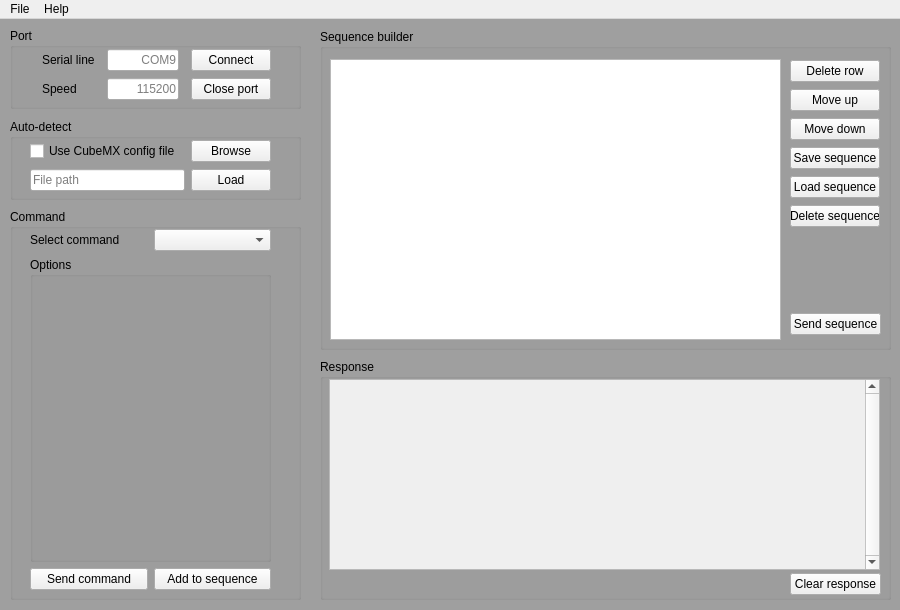
This is pyQt/stm_gui.ui in AdamStork/dipterv as Qt 5 draws it before an edit. The edited form follows.
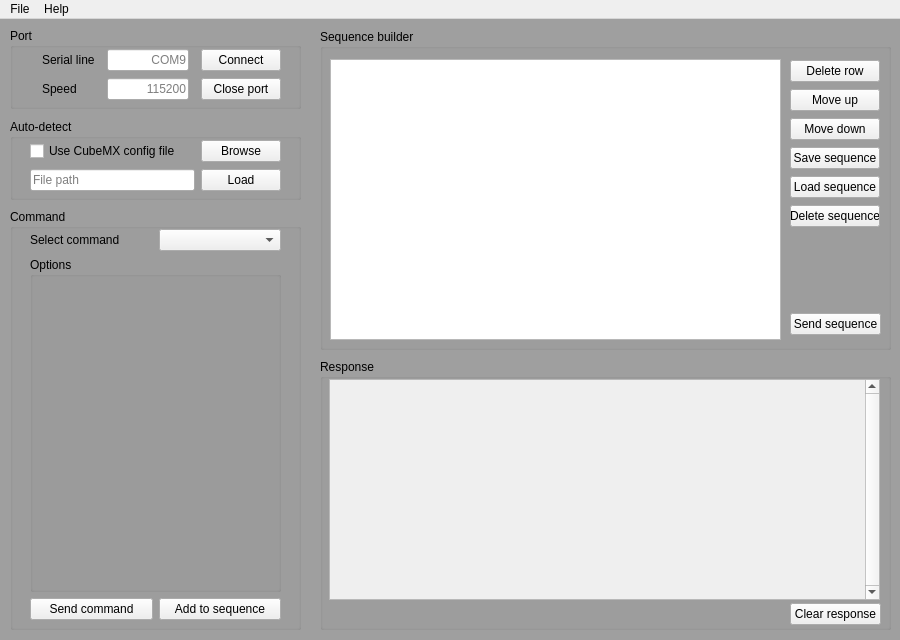
This is the edited form.

Commit message: SPI gui + proto update: writeValue, writeSize, slaveResponse

Patch:
```diff
--- a/pyQt/stm_gui.ui
+++ b/pyQt/stm_gui.ui
@@ -7,7 +7,7 @@
     <x>0</x>
     <y>0</y>
     <width>900</width>
-    <height>610</height>
+    <height>640</height>
    </rect>
   </property>
   <property name="sizePolicy">
@@ -19,13 +19,13 @@
   <property name="minimumSize">
    <size>
     <width>900</width>
-    <height>610</height>
+    <height>640</height>
    </size>
   </property>
   <property name="maximumSize">
    <size>
     <width>900</width>
-    <height>610</height>
+    <height>640</height>
    </size>
   </property>
   <property name="windowTitle">
@@ -49,7 +49,7 @@
       <rect>
        <x>20</x>
        <y>20</y>
-       <width>241</width>
+       <width>251</width>
        <height>54</height>
       </rect>
      </property>
@@ -165,7 +165,7 @@
       <x>10</x>
       <y>190</y>
       <width>291</width>
-      <height>391</height>
+      <height>421</height>
      </rect>
     </property>
     <property name="title">
@@ -176,8 +176,8 @@
       <rect>
        <x>20</x>
        <y>20</y>
-       <width>241</width>
-       <height>361</height>
+       <width>251</width>
+       <height>391</height>
       </rect>
      </property>
      <layout class="QGridLayout" name="cmd_layout">
@@ -230,8 +230,8 @@
           <rect>
            <x>10</x>
            <y>20</y>
-           <width>211</width>
-           <height>281</height>
+           <width>231</width>
+           <height>311</height>
           </rect>
          </property>
          <layout class="QGridLayout" name="options_layout"/>
@@ -254,7 +254,7 @@
       <x>320</x>
       <y>340</y>
       <width>571</width>
-      <height>241</height>
+      <height>271</height>
      </rect>
     </property>
     <property name="title">
@@ -266,7 +266,7 @@
        <x>9</x>
        <y>20</y>
        <width>551</width>
-       <height>191</height>
+       <height>221</height>
       </rect>
      </property>
      <property name="verticalScrollBarPolicy">
@@ -284,7 +284,7 @@
         <x>0</x>
         <y>0</y>
         <width>532</width>
-        <height>189</height>
+        <height>219</height>
        </rect>
       </property>
       <widget class="QWidget" name="verticalLayoutWidget">
@@ -293,7 +293,7 @@
          <x>10</x>
          <y>9</y>
          <width>521</width>
-         <height>171</height>
+         <height>201</height>
         </rect>
        </property>
        <layout class="QVBoxLayout" name="scroll_layout">
@@ -308,7 +308,7 @@
      <property name="geometry">
       <rect>
        <x>470</x>
-       <y>210</y>
+       <y>240</y>
        <width>91</width>
        <height>31</height>
       </rect>
@@ -341,7 +341,7 @@
       <rect>
        <x>20</x>
        <y>20</y>
-       <width>241</width>
+       <width>251</width>
        <height>54</height>
       </rect>
      </property>
@@ -484,7 +484,7 @@
       <x>-10</x>
       <y>0</y>
       <width>911</width>
-      <height>591</height>
+      <height>621</height>
      </rect>
     </property>
    </widget>
```
Left out of the diff: 14 changed lines with no effect on the pictures. The commit also changes 6 other files.
